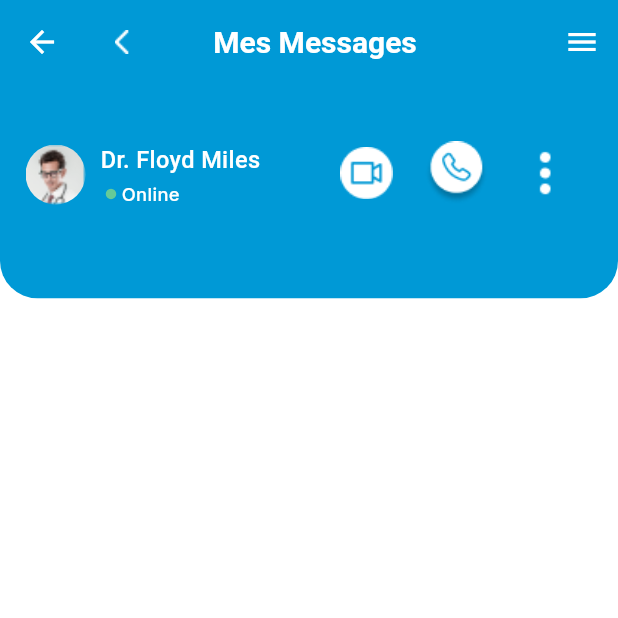
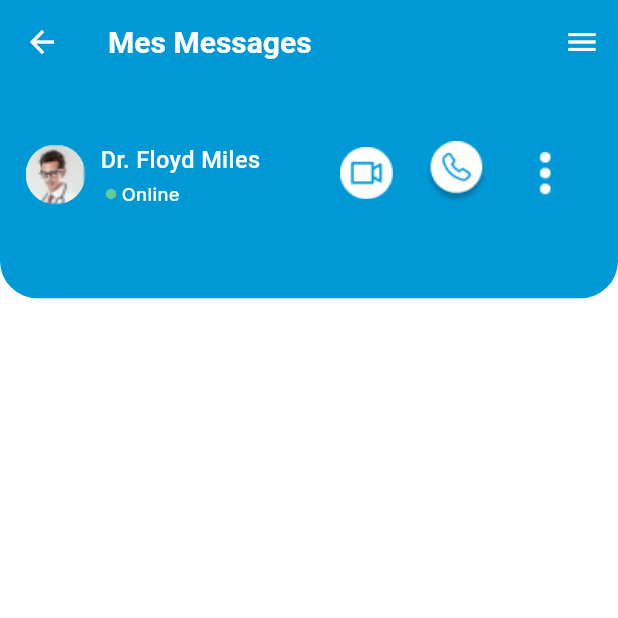
Before and after one commit to saadallahchaima/Projet_Freelance, a Flutter app: the ChatMessagePage screen opened directly, on a phone screen of 412 x 824 dp, the top half of it. Run offline on Flutter 3.47's test engine with Material 3 defaults, Android fonts, the phone set to English and light mode, and no system bars; our stand-ins replace country_picker, dots_indicator, flutter_screenutil, flutter_slidable, flutter_svg, google_fonts; network calls fail.

Commit message:
design complet

```diff
--- a/lib/screens/ChatMessage.dart
+++ b/lib/screens/ChatMessage.dart
@@ -27,15 +27,7 @@ class _ChatMessagePageState extends State<ChatMessagePage> {
         title: Row(
           mainAxisAlignment: MainAxisAlignment.spaceBetween,
           children: [
-            Container(
-              width: 24,
-              height: 24,
-              child: Image.asset(
-                'assets/icons/Back.png',
-                width: 24,
-                height: 24,
-              ),
-            ),
+
             Text(
               'Mes Messages',
               style: GoogleFonts.getFont(
```
Also changed, not shown: lib/components/navbara.dart (+7 -1 lines).
